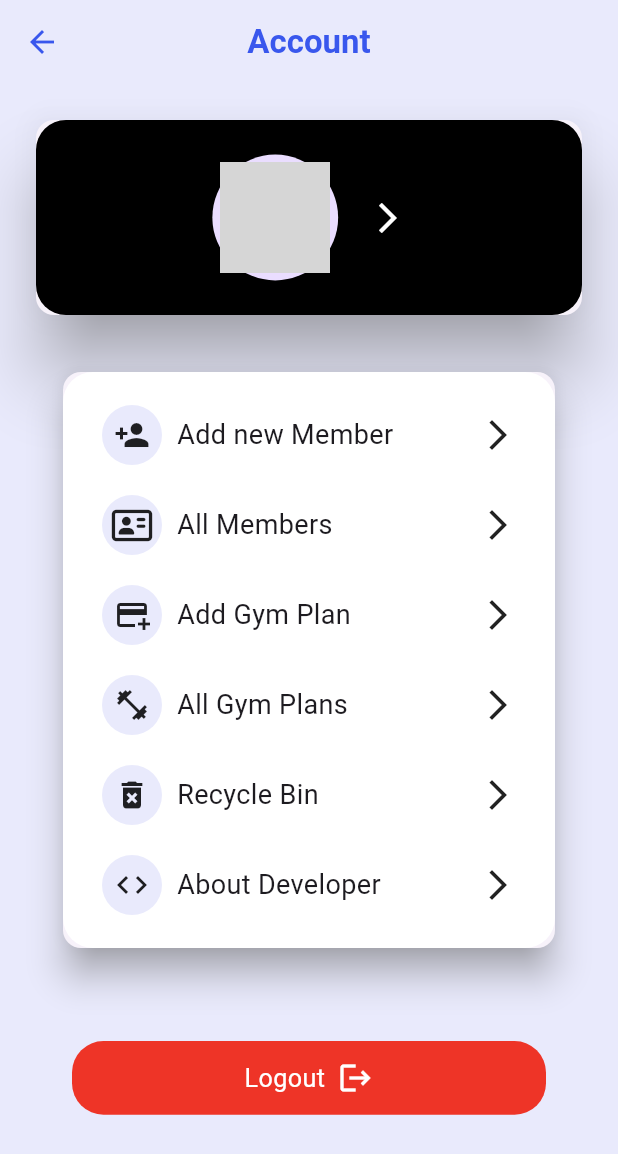
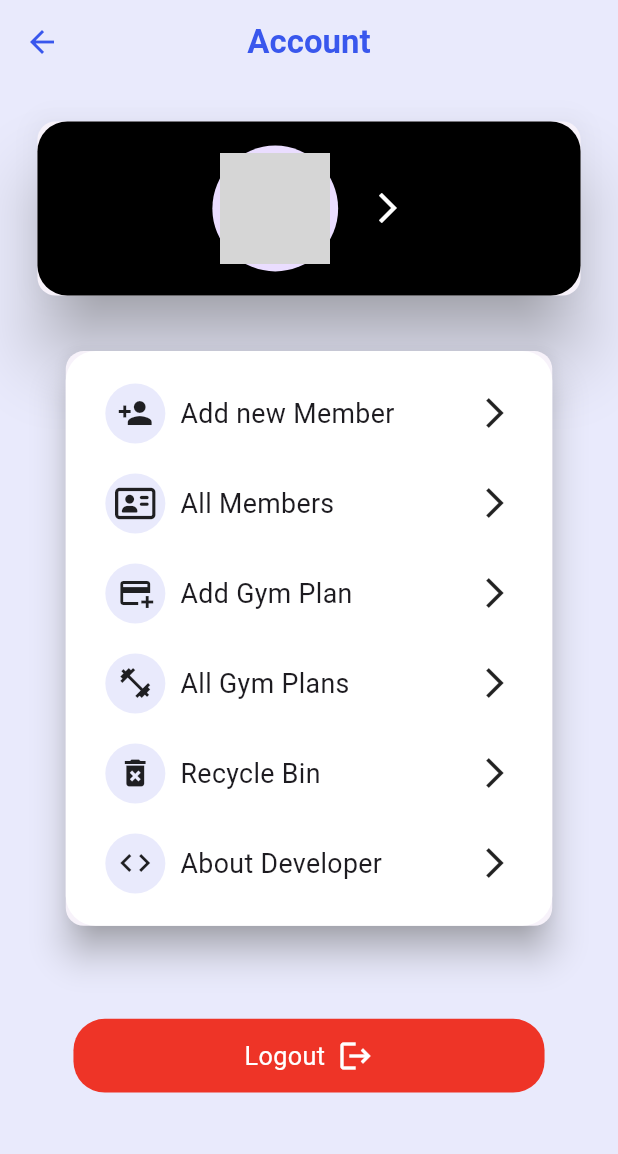
Before and after one commit to sahilpotdukhe/FitStrongGym, a Flutter app: the MenuPage screen opened directly, on a phone screen of 412 x 824 dp. Shown: the top 1154 px of the screen. Run offline on Flutter 3.47's test engine with Material 3 defaults, Android fonts, the phone set to English and light mode, and no system bars; our stand-ins replace awesome_dialog, cached_network_image, cloud_firestore, curved_navigation_bar, firebase_auth, firebase_core and 8 more; missing offline and left inert: dart:ffi, flutter_sms, open_file_plus; accounts and stored records are empty; network calls fail; grey boxes are pictures that could not be loaded.

Commit message:
Scale Dimensions added

```diff
--- a/lib/Screens/DisplayScreens/DisplayAllMembers.dart
+++ b/lib/Screens/DisplayScreens/DisplayAllMembers.dart
@@ -29,6 +29,7 @@ class _DisplayAllMembersState extends State<DisplayAllMembers> {
 
     return Scaffold(
       appBar: AppBar(
+        iconTheme: IconThemeData(color: Colors.white),
         backgroundColor: UniversalVariables.appThemeColor,
         title: Text(
           'Members',
--- a/lib/Screens/EditScreens/AddMemberPage.dart
+++ b/lib/Screens/EditScreens/AddMemberPage.dart
@@ -99,8 +99,8 @@ class _AddMemberPageState extends State<AddMemberPage> {
                             ),
                             Container(
                               margin: EdgeInsets.only(
-                                  right: 6 * ScaleUtils.horizontalScale,
-                                  top: 8 * ScaleUtils.verticalScale),
+                                  right: 5 * ScaleUtils.horizontalScale,
+                                  top: 12 * ScaleUtils.verticalScale),
                               decoration: BoxDecoration(
                                 shape: BoxShape.circle,
                                 color: HexColor("3957ED"),
--- a/lib/Screens/EditScreens/EditProfilePage.dart
+++ b/lib/Screens/EditScreens/EditProfilePage.dart
@@ -107,9 +107,9 @@ class _EditProfilePageState extends State<EditProfilePage> {
                       onTap: _pickImage,
                       child: CircleAvatar(
                         backgroundColor: UniversalVariables.appThemeColor,
-                        radius: 64,
+                        radius: 60*ScaleUtils.scaleFactor,
                         child: CircleAvatar(
-                          radius: 60,
+                          radius: 54*ScaleUtils.scaleFactor,
                           backgroundImage: AssetImage('assets/user.jpg'),
                           foregroundImage: _imageFile != null
                               ? FileImage(_imageFile!)
@@ -123,7 +123,7 @@ class _EditProfilePageState extends State<EditProfilePage> {
                       child: Column(
                         children: [
                           SizedBox(
-                            height: 74 * ScaleUtils.verticalScale,
+                            height: 84 * ScaleUtils.verticalScale,
                           ),
                           InkWell(
                             onTap: _pickImage,
--- a/lib/Screens/MenuPage.dart
+++ b/lib/Screens/MenuPage.dart
@@ -71,7 +71,7 @@ class _MenuPageState extends State<MenuPage>
       body: userModel == null
           ? Center(child: CircularProgressIndicator())
           : Padding(
-              padding: EdgeInsets.all(20.0),
+              padding: EdgeInsets.all(20.0*ScaleUtils.scaleFactor),
               child: ListView(children: [
                 InkWell(
                   onTap: () {
@@ -85,7 +85,7 @@ class _MenuPageState extends State<MenuPage>
                     shadowColor: Colors.grey,
                     child: Container(
                       width: ScaleUtils.width,
-                      height: 130,
+                      height: 120*ScaleUtils.verticalScale,
                       // color: Colors.red,
                       decoration: BoxDecoration(
                         color: Colors.black,
@@ -152,10 +152,10 @@ class _MenuPageState extends State<MenuPage>
                   ),
                 ),
                 SizedBox(
-                  height: 30,
+                  height: 30*ScaleUtils.verticalScale,
                 ),
                 Padding(
-                  padding: const EdgeInsets.symmetric(horizontal: 18.0),
+                  padding:  EdgeInsets.symmetric(horizontal: 18.0*ScaleUtils.horizontalScale),
                   child: Card(
                     elevation: 10,
                     shadowColor: Colors.grey,
@@ -165,7 +165,7 @@ class _MenuPageState extends State<MenuPage>
                         borderRadius: BorderRadius.circular(20),
                       ),
                       child: Padding(
-                        padding: const EdgeInsets.symmetric(horizontal: 8.0,vertical: 12),
+                        padding:  EdgeInsets.symmetric(horizontal: 8.0*ScaleUtils.horizontalScale,vertical: 12*ScaleUtils.verticalScale),
                         child: Column(
                           children: [
                             InkWell(
@@ -192,7 +192,7 @@ class _MenuPageState extends State<MenuPage>
                                     ),
                                     Text(
                                       'Add new Member',
-                                      style: TextStyle(fontSize: 18),
+                                      style: TextStyle(fontSize: 17*ScaleUtils.scaleFactor),
                                     ),
                                     Spacer(),
                                     Icon(Icons.arrow_forward_ios_sharp)
@@ -224,7 +224,7 @@ class _MenuPageState extends State<MenuPage>
                                     ),
                                     Text(
                                       'All Members',
-                                      style: TextStyle(fontSize: 18),
+                                      style: TextStyle(fontSize: 17*ScaleUtils.scaleFactor),
                                     ),
                                     Spacer(),
                                     Icon(Icons.arrow_forward_ios_sharp)
@@ -256,7 +256,7 @@ class _MenuPageState extends State<MenuPage>
                                     ),
                                     Text(
                                       'Add Gym Plan',
-                                      style: TextStyle(fontSize: 18),
+                                      style: TextStyle(fontSize: 17*ScaleUtils.scaleFactor),
                                     ),
                                     Spacer(),
                                     Icon(Icons.arrow_forward_ios_sharp)
@@ -289,7 +289,7 @@ class _MenuPageState extends State<MenuPage>
                                     ),
                                     Text(
                                       'All Gym Plans',
-                                      style: TextStyle(fontSize: 18),
+                                      style: TextStyle(fontSize: 17*ScaleUtils.scaleFactor),
                                     ),
                                     Spacer(),
                                     Icon(Icons.arrow_forward_ios_sharp)
@@ -323,7 +323,7 @@ class _MenuPageState extends State<MenuPage>
                                     ),
                                     Text(
                                       'Recycle Bin',
-                                      style: TextStyle(fontSize: 18),
+                                      style: TextStyle(fontSize: 17*ScaleUtils.scaleFactor),
                                     ),
                                     Spacer(),
                                     Icon(Icons.arrow_forward_ios_sharp)
@@ -358,7 +358,7 @@ class _MenuPageState extends State<MenuPage>
                                     ),
                                     Text(
                                       'About Developer',
-                                      style: TextStyle(fontSize: 18),
+                                      style: TextStyle(fontSize: 17*ScaleUtils.scaleFactor),
                                     ),
                                     Spacer(),
                                     Icon(Icons.arrow_forward_ios_sharp)
```
Also changed, not shown: lib/Screens/DashBoard.dart (+18 -18 lines), lib/Screens/DisplayScreens/GymPlansPage.dart (+20 -17 lines), lib/Screens/DisplayScreens/MemberDetailsPage.dart (+6 -3 lines), lib/Screens/SplashScreen.dart (+11 -7 lines), lib/Widgets/MemberCard.dart (+27 -25 lines).
